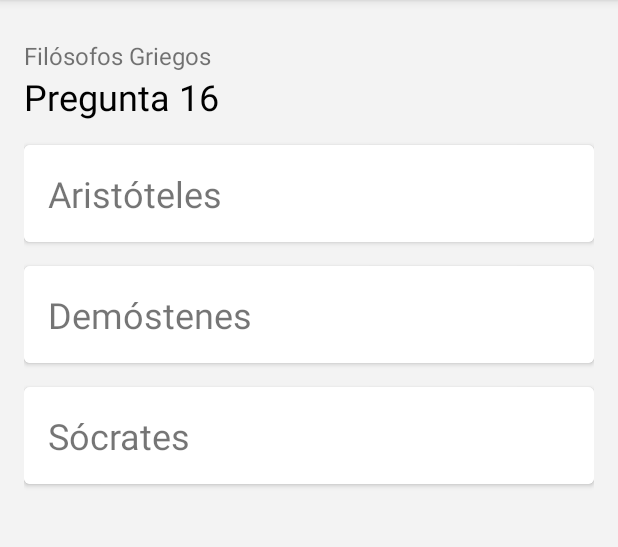
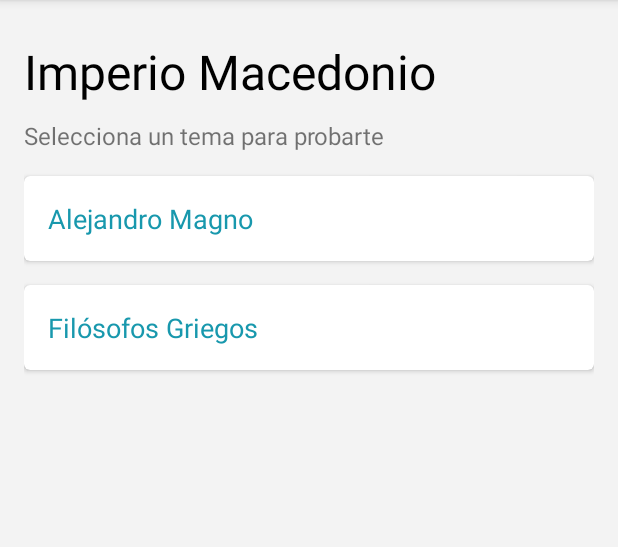
Before and after one commit to alexisromriv/ProbateApp, an Android app: the screen it shows after launch (TriviaActivity before the commit, SeleccionTemaActivity after it), on a phone screen of 412 x 824 dp, the part 84-631 px from its top. Run offline under Robolectric (Android 15) with nearby library versions, the phone set to English and light mode, and no system bars.

Commit message:
Seleccion de Tema Activity

```diff
--- a/app/src/main/AndroidManifest.xml
+++ b/app/src/main/AndroidManifest.xml
@@ -23,7 +23,8 @@
         <activity android:name=".Registro" />
         <activity android:name=".MainActivity">
         </activity>
-        <activity android:name=".TriviaActivity">
+        <activity android:name=".TriviaActivity"></activity>
+        <activity android:name=".SeleccionTemaActivity">
             <intent-filter>
                 <action android:name="android.intent.action.MAIN" />
                 <category android:name="android.intent.category.LAUNCHER" />
--- /dev/null
+++ b/app/src/main/java/app2you/probateapp/SeleccionTemaActivity.java
@@ -0,0 +1,36 @@
+package app2you.probateapp;
+
+import android.content.Intent;
+import android.os.Bundle;
+import android.os.Parcelable;
+import android.view.View;
+import android.widget.Toast;
+
+import androidx.appcompat.app.AppCompatActivity;
+
+import app2you.probateapp.controladores.Autenticacion;
+import app2you.probateapp.entidades.Tema;
+import app2you.probateapp.entidades.Usuario;
+
+
+public class SeleccionTemaActivity extends AppCompatActivity  {
+
+    @Override
+    protected void onCreate(Bundle savedInstanceState) {
+        super.onCreate(savedInstanceState);
+        setContentView(R.layout.activity_seleccion_modalidad);
+    }
+
+    public void onClick(View v){
+        try {
+            Usuario usr = new Autenticacion().login("alexis", "123");
+            Tema tema = usr.getCurso().getMaterias().get(0).getTemas().get(0);
+            Intent intent = new Intent(SeleccionTemaActivity.this, TriviaActivity.class);
+            intent.putExtra("tema", tema);
+            startActivity(intent);
+        }catch (Exception ex) {
+
+        }
+
+    }
+}
--- a/app/src/main/java/app2you/probateapp/TriviaActivity.java
+++ b/app/src/main/java/app2you/probateapp/TriviaActivity.java
@@ -51,8 +51,8 @@ public class TriviaActivity extends AppCompatActivity implements View.OnClickLis
 
 
         try {
-            Usuario usr = new Autenticacion().login("alexis", "123");
-            tema = usr.getCurso().getMaterias().get(0).getTemas().get(0);
+            Intent intent = getIntent();
+            tema = (Tema)intent.getSerializableExtra("tema");
 
             trivia = new Trivia(tema);
             init();
--- a/app/src/main/java/app2you/probateapp/entidades/Curso.java
+++ b/app/src/main/java/app2you/probateapp/entidades/Curso.java
@@ -1,8 +1,9 @@
 package app2you.probateapp.entidades;
 
+import java.io.Serializable;
 import java.util.List;
 
-public class Curso {
+public class Curso  implements Serializable {
     private int id;
     private String nombre;
     private Instituto instituto;
--- a/app/src/main/java/app2you/probateapp/entidades/Instituto.java
+++ b/app/src/main/java/app2you/probateapp/entidades/Instituto.java
@@ -1,8 +1,9 @@
 package app2you.probateapp.entidades;
 
+import java.io.Serializable;
 import java.util.List;
 
-public class Instituto {
+public class Instituto implements Serializable {
     private Integer id;
     private String nombre;
 
--- a/app/src/main/java/app2you/probateapp/entidades/Materia.java
+++ b/app/src/main/java/app2you/probateapp/entidades/Materia.java
@@ -1,8 +1,9 @@
 package app2you.probateapp.entidades;
 
+import java.io.Serializable;
 import java.util.List;
 
-public class Materia {
+public class Materia implements Serializable {
     private String nombre;
     private String imagen;
     private  List<Tema> temas;
--- a/app/src/main/java/app2you/probateapp/entidades/Materias.java
+++ b/app/src/main/java/app2you/probateapp/entidades/Materias.java
@@ -1,6 +1,9 @@
 package app2you.probateapp.entidades;
 
-public class Materias {    private String textMateria;
+import java.io.Serializable;
+
+public class Materias implements Serializable {
+    private String textMateria;
     private String textGrado;
 
     public String getTextMateria() {
--- a/app/src/main/java/app2you/probateapp/entidades/Pregunta.java
+++ b/app/src/main/java/app2you/probateapp/entidades/Pregunta.java
@@ -1,8 +1,9 @@
 package app2you.probateapp.entidades;
 
+import java.io.Serializable;
 import java.util.List;
 
-public class Pregunta {
+public class Pregunta implements Serializable {
     private String titulo;
     private List<Respuesta> respuestas;
 
--- a/app/src/main/java/app2you/probateapp/entidades/Respuesta.java
+++ b/app/src/main/java/app2you/probateapp/entidades/Respuesta.java
@@ -1,6 +1,8 @@
 package app2you.probateapp.entidades;
 
-public class Respuesta {
+import java.io.Serializable;
+
+public class Respuesta implements Serializable {
     private String titulo;
     private String palabraClave;
     private boolean correcta;
--- a/app/src/main/java/app2you/probateapp/entidades/Tema.java
+++ b/app/src/main/java/app2you/probateapp/entidades/Tema.java
@@ -1,8 +1,9 @@
 package app2you.probateapp.entidades;
 
+import java.io.Serializable;
 import java.util.List;
 
-public class Tema {
+public class Tema  implements Serializable {
     private String nombre;
     private List<Pregunta> preguntas;
 
--- a/app/src/main/java/app2you/probateapp/entidades/Usuario.java
+++ b/app/src/main/java/app2you/probateapp/entidades/Usuario.java
@@ -1,6 +1,8 @@
 package app2you.probateapp.entidades;
 
-public class Usuario {
+import java.io.Serializable;
+
+public class Usuario implements Serializable {
     private Integer id;
     private String nombre;
     private String apellido;
--- /dev/null
+++ b/app/src/main/res/layout/activity_seleccion_modalidad.xml
@@ -0,0 +1,60 @@
+<?xml version="1.0" encoding="utf-8"?>
+<LinearLayout xmlns:android="http://schemas.android.com/apk/res/android"
+    xmlns:app="http://schemas.android.com/apk/res-auto"
+    xmlns:tools="http://schemas.android.com/tools"
+    android:layout_width="match_parent"
+    android:layout_height="match_parent"
+    android:background="#f3f3f3"
+    android:orientation="vertical"
+    android:padding="16dp"
+    tools:context=".TriviaActivity">
+
+    <TextView
+        android:layout_width="match_parent"
+        android:layout_height="wrap_content"
+        android:layout_marginTop="10dp"
+        android:text="Imperio Macedonio"
+        android:textColor="#000000"
+        android:textSize="32dp"></TextView>
+
+    <TextView
+        android:layout_width="match_parent"
+        android:layout_height="wrap_content"
+        android:layout_marginTop="10dp"
+        android:text="Selecciona un tema para probarte"
+        android:textSize="16dp"></TextView>
+
+    <androidx.cardview.widget.CardView xmlns:card_view="http://schemas.android.com/apk/res-auto"
+        android:layout_width="match_parent"
+        android:layout_height="wrap_content"
+        android:layout_gravity="center"
+        android:layout_marginTop="16dp"
+        card_view:cardCornerRadius="4dp"
+        android:onClick="onClick" >
+
+        <TextView
+            android:layout_width="match_parent"
+            android:layout_height="match_parent"
+            android:padding="16dp"
+            android:textColor="#1898AD"
+            android:text="Alejandro Magno"
+            android:textSize="18dp" />
+    </androidx.cardview.widget.CardView>
+    <androidx.cardview.widget.CardView xmlns:card_view="http://schemas.android.com/apk/res-auto"
+        android:layout_width="match_parent"
+        android:layout_height="wrap_content"
+        android:layout_gravity="center"
+        android:layout_marginTop="16dp"
+        card_view:cardCornerRadius="4dp">
+
+        <TextView
+            android:layout_width="match_parent"
+            android:layout_height="match_parent"
+            android:padding="16dp"
+            android:textColor="#1898AD"
+            android:text="Filósofos Griegos"
+            android:textSize="18dp" />
+    </androidx.cardview.widget.CardView>
+
+
+</LinearLayout>
```
